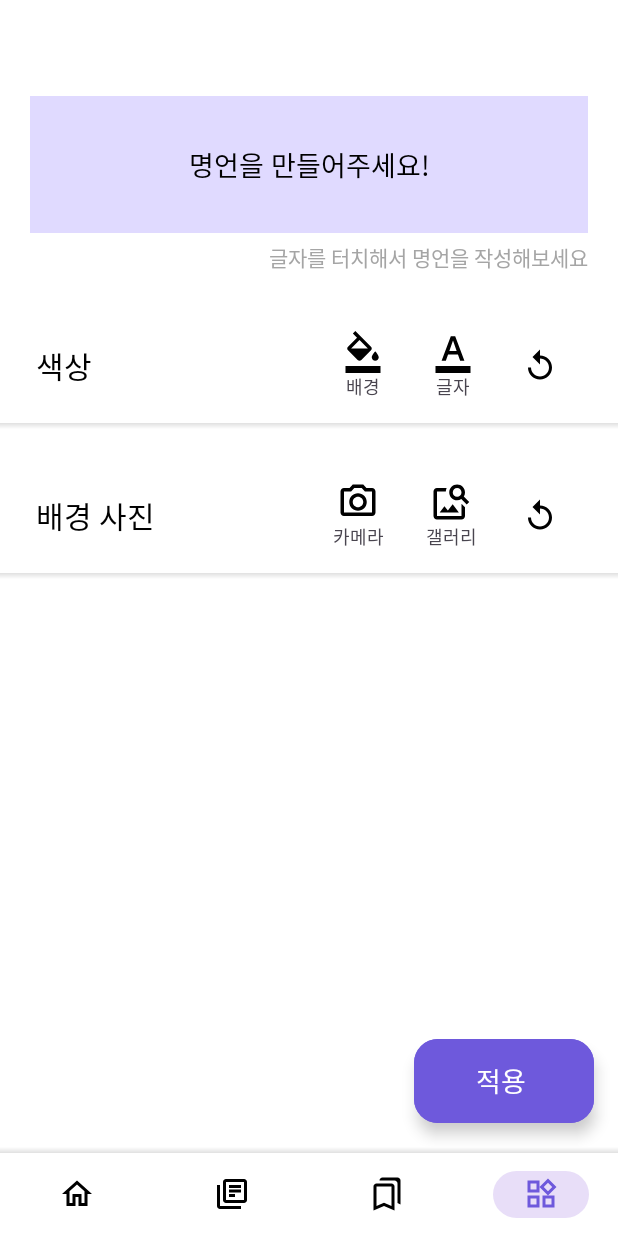
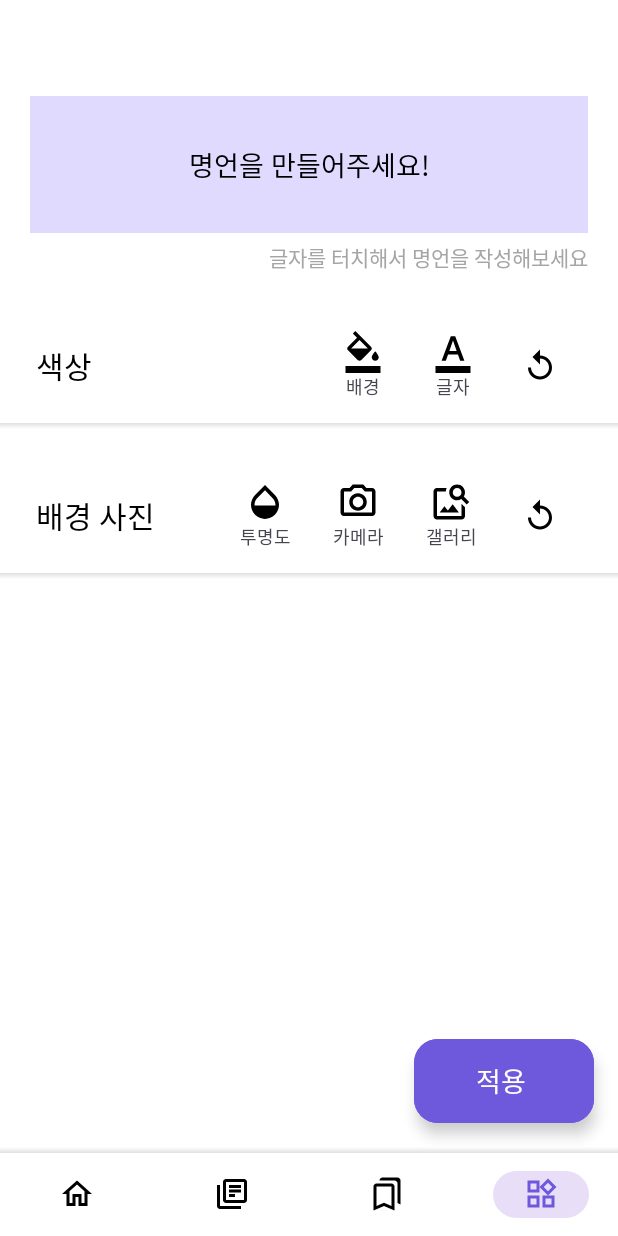
Before and after one commit to qpeterp/Wising, an Android app: the screen it shows after launch (MainActivity), item 4 of the bottom bar chosen, on a phone screen of 412 x 824 dp. Run offline under Robolectric (Android 15) with nearby library versions, the phone set to English and light mode, and no system bars; our stand-ins replace Firebase (no records; nobody signed in at launch, a user with empty details on screens opened directly).

Commit message:
Feat :: Widget background image alpha

```diff
--- a/app/src/main/java/com/qpeterp/wising/ui/bottom/widget/WidgetFragment.kt
+++ b/app/src/main/java/com/qpeterp/wising/ui/bottom/widget/WidgetFragment.kt
@@ -20,6 +20,7 @@ import android.util.Log
 import android.view.LayoutInflater
 import android.view.View
 import android.view.ViewGroup
+import android.widget.SeekBar
 import android.widget.TextView
 import android.widget.Toast
 import androidx.fragment.app.Fragment
@@ -63,9 +64,11 @@ class WidgetFragment : Fragment() {
         val textColor = sharedPreferences.getInt("widgetTextColor", Color.parseColor("#000000"))
         val text = sharedPreferences.getString("widgetText", "명언을 만들어주세요!")
         val encodedImage = sharedPreferences.getString("widgetImage", null)
+        val alphaValue = sharedPreferences.getFloat("widgetImageAlpha", 1.0F)
 
         viewModel.setBackgroundColor(backgroundColor)
         viewModel.setTextColor(textColor)
+        viewModel.setBackgroundImageAlpha(alphaValue)
 
         val image: Bitmap? = decodeBase64ToBitmap(encodedImage)
         if (image != null) {
@@ -93,25 +96,17 @@ class WidgetFragment : Fragment() {
             findNavController().navigate(R.id.action_widgetFragment_to_widgetDialogFragment)
         }
 
-        binding.widgetText.setOnClickListener {
-            changeText()
-        }
+        binding.widgetText.setOnClickListener { changeText() }
 
-        binding.wisingCameraBox.setOnClickListener {
-            openCamera()
-        }
+        binding.wisingCameraBox.setOnClickListener { openCamera() }
 
-        binding.wisingGalleryBox.setOnClickListener {
-            openGallery()
-        }
+        binding.wisingGalleryBox.setOnClickListener { openGallery() }
 
-        binding.colorReset.setOnClickListener {
-            resetWidgetColor()
-        }
+        binding.wisingAlphaBox.setOnClickListener { setImageAlpha() }
 
-        binding.imageReset.setOnClickListener {
-            resetWidgetImage()
-        }
+        binding.colorReset.setOnClickListener { resetWidgetColor() }
+
+        binding.imageReset.setOnClickListener { resetWidgetImage() }
     }
 
     private fun observeViewModel() {
@@ -129,6 +124,10 @@ class WidgetFragment : Fragment() {
 
         viewModel.text.observe(viewLifecycleOwner) { text ->
             binding.widgetText.text = text
+        }
+
+        viewModel.backgroundImageAlpha.observe(viewLifecycleOwner) { alpha ->
+            binding.widgetImage.alpha = alpha
         }
     }
 
@@ -271,6 +270,41 @@ class WidgetFragment : Fragment() {
         }
     }
 
+    private fun setImageAlpha() {
+        val sharedPreferences = requireActivity().getSharedPreferences("user_prefs", MODE_PRIVATE)
+        val editor = sharedPreferences.edit()
+
+        val dialog = Dialog(requireContext())
+        dialog.setContentView(R.layout.dialog_image_alpha)
+
+        val buttonClose = dialog.findViewById<TextView>(R.id.widgetImageAlphaButton)
+        val seekBar = dialog.findViewById<SeekBar>(R.id.widgetImageAlphaSeekbar)
+
+        seekBar.setOnSeekBarChangeListener(object : SeekBar.OnSeekBarChangeListener {
+            override fun onProgressChanged(seekBar: SeekBar?, progress: Int, fromUser: Boolean) {
+                // 사용자가 SeekBar를 움직일 때 호출됨
+                // progress 값을 사용
+                val alphaValue = progress / 100.0f // 0에서 100 범위를 0.0에서 1.0 범위로 변환
+
+                viewModel.setBackgroundImageAlpha(alphaValue)
+            }
+
+            override fun onStartTrackingTouch(seekBar: SeekBar?) {}
+            override fun onStopTrackingTouch(seekBar: SeekBar?) {}
+        })
+
+        buttonClose.setOnClickListener {
+            if (viewModel.backgroundImageAlpha.value != null) {
+                editor.putFloat("widgetImageAlpha", viewModel.backgroundImageAlpha.value!!)
+            } else {
+                editor.putFloat("widgetImageAlpha", 1.0F)
+            }
+            dialog.dismiss()
+        }
+
+        dialog.show()
+    }
+
     private fun resetWidgetColor() {
         backgroundColor = Color.WHITE
         textColor = Color.BLACK
@@ -291,8 +325,12 @@ class WidgetFragment : Fragment() {
         val editor = sharedPreferences.edit()
 
         editor.putString("widgetImage", null)
+        editor.putFloat("widgetImageAlpha", 1.0F)
+        viewModel.setBackgroundImageAlpha(1.0F)
         binding.widgetImage.setImageBitmap(null)
 
         editor.apply()
+
+        applyWidget()
     }
 }
--- a/app/src/main/java/com/qpeterp/wising/ui/bottom/widget/WidgetViewModel.kt
+++ b/app/src/main/java/com/qpeterp/wising/ui/bottom/widget/WidgetViewModel.kt
@@ -4,16 +4,14 @@ import android.app.Application
 import android.content.Context.MODE_PRIVATE
 import android.graphics.Bitmap
 import android.graphics.Color
-import android.util.Log
 import androidx.lifecycle.AndroidViewModel
 import androidx.lifecycle.LiveData
 import androidx.lifecycle.MutableLiveData
-import com.qpeterp.wising.common.Constant
 
 class WidgetViewModel(application: Application) : AndroidViewModel(application) {
-    private val _backgroundColor = MutableLiveData<Int>().apply {
-        value = Color.parseColor("#FFE0DAFF")
-    }
+    private val sharedPreferences = getApplication<Application>().getSharedPreferences("user_prefs", MODE_PRIVATE)
+    private val editor = sharedPreferences.edit()
+    private val _backgroundColor = MutableLiveData<Int>(Color.parseColor("#FFE0DAFF"))
     val backgroundColor: LiveData<Int> get() = _backgroundColor
 
     fun setBackgroundColor(color: Int) {
@@ -21,9 +19,7 @@ class WidgetViewModel(application: Application) : AndroidViewModel(application)
         saveColorToPreferences("widgetBackgroundColor", color)
     }
 
-    private val _textColor = MutableLiveData<Int>().apply {
-        value = Color.parseColor("#000000")
-    }
+    private val _textColor = MutableLiveData<Int>(Color.parseColor("#000000"))
     val textColor: LiveData<Int> get() = _textColor
 
     fun setTextColor(color: Int) {
@@ -32,9 +28,7 @@ class WidgetViewModel(application: Application) : AndroidViewModel(application)
     }
 
 
-    private val _text = MutableLiveData<String>().apply {
-        value = "명언을 만들어 주세요"
-    }
+    private val _text = MutableLiveData<String>("명언을 만들어 주세요")
     val text: LiveData<String> get() = _text
 
     fun setText(text: String) {
@@ -42,9 +36,7 @@ class WidgetViewModel(application: Application) : AndroidViewModel(application)
         saveTextToPreferences(text)
     }
 
-    private val _backgroundImage = MutableLiveData<Bitmap>().apply {
-        value = Bitmap.createBitmap(100, 100, Bitmap.Config.ARGB_8888)
-    }
+    private val _backgroundImage = MutableLiveData<Bitmap>(Bitmap.createBitmap(100, 100, Bitmap.Config.ARGB_8888))
     val backgroundImage: LiveData<Bitmap> get() = _backgroundImage
 
     fun setBackgroundImage(image: Bitmap) {
@@ -52,26 +44,32 @@ class WidgetViewModel(application: Application) : AndroidViewModel(application)
         saveImageToPreferences(image.toString())
     }
 
+    private val _backgroundImageAlpha = MutableLiveData<Float>(1.0F)
+    val backgroundImageAlpha: LiveData<Float> get() = _backgroundImageAlpha
+
+    fun setBackgroundImageAlpha(alpha: Float) {
+        _backgroundImageAlpha.value = alpha
+        saveImageAlphaToPreferences(alpha)
+    }
+
 
     private fun saveColorToPreferences(key: String, color: Int) {
-        val sharedPreferences = getApplication<Application>().getSharedPreferences("user_prefs", MODE_PRIVATE)
-        val editor = sharedPreferences.edit()
         editor.putInt(key, color)
         editor.apply()
     }
 
     private fun saveTextToPreferences(text: String) {
-        val sharedPreferences = getApplication<Application>().getSharedPreferences("user_prefs", MODE_PRIVATE)
-        val editor = sharedPreferences.edit()
         editor.putString("widgetText", text)
         editor.apply()
     }
 
     private fun saveImageToPreferences(image: String) {
-        Log.d(Constant.TAG, "WidgetViewModel saveImageToPreferences is run $image")
-        val sharedPreferences = getApplication<Application>().getSharedPreferences("user_prefs", MODE_PRIVATE)
-        val editor = sharedPreferences.edit()
         editor.putString("widgetImage", image)
         editor.apply()
     }
+
+    private fun saveImageAlphaToPreferences(alpha: Float) {
+        editor.putFloat("widgetImageAlpha", alpha)
+        editor.apply()
+    }
 }
--- /dev/null
+++ b/app/src/main/res/drawable/ic_opacity.xml
@@ -0,0 +1,5 @@
+<vector android:height="24dp" android:tint="#000000"
+    android:viewportHeight="24" android:viewportWidth="24"
+    android:width="24dp" xmlns:android="http://schemas.android.com/apk/res/android">
+    <path android:fillColor="@android:color/white" android:pathData="M17.66,8L12,2.35 6.34,8C4.78,9.56 4,11.64 4,13.64s0.78,4.11 2.34,5.67 3.61,2.35 5.66,2.35 4.1,-0.79 5.66,-2.35S20,15.64 20,13.64 19.22,9.56 17.66,8zM6,14c0.01,-2 0.62,-3.27 1.76,-4.4L12,5.27l4.24,4.38C17.38,10.77 17.99,12 18,14H6z"/>
+</vector>
--- a/app/src/main/res/layout/fragment_widget.xml
+++ b/app/src/main/res/layout/fragment_widget.xml
@@ -195,6 +195,27 @@
                     android:layout_weight="1"/>
 
                 <LinearLayout
+                    android:id="@+id/wisingAlphaBox"
+                    android:layout_width="wrap_content"
+                    android:layout_height="wrap_content"
+                    android:gravity="center"
+                    android:paddingStart="14dp"
+                    android:paddingEnd="14dp"
+                    android:orientation="vertical">
+                    <ImageView
+                        android:id="@+id/backgroundImageAlpha"
+                        android:layout_width="28dp"
+                        android:layout_height="28dp"
+                        android:src="@drawable/ic_opacity"/>
+                    <TextView
+                        android:layout_width="wrap_content"
+                        android:layout_height="wrap_content"
+                        android:fontFamily="@font/pretendard_medium"
+                        android:text="투명도"
+                        android:textSize="12sp" />
+                </LinearLayout>
+
+                <LinearLayout
                     android:id="@+id/wisingCameraBox"
                     android:layout_width="wrap_content"
                     android:layout_height="wrap_content"
--- a/app/src/main/res/navigation/nav_graph.xml
+++ b/app/src/main/res/navigation/nav_graph.xml
@@ -31,7 +31,7 @@
 
     <dialog
         android:id="@+id/widgetDialogFragment"
-        tools:layout="@layout/dialog_wdiget"
+        tools:layout="@layout/dialog_widget"
         android:label="widgetDialogFragment"
         android:name="com.qpeterp.wising.ui.bottom.widget.WidgetDialogFragment"/>
 
```
Also changed, not shown: app/src/main/java/com/qpeterp/wising/ui/bottom/widget/WisingWidget.kt (+19 -5 lines), app/src/main/res/layout/dialog_image_alpha.xml (added, +39 -0 lines).
